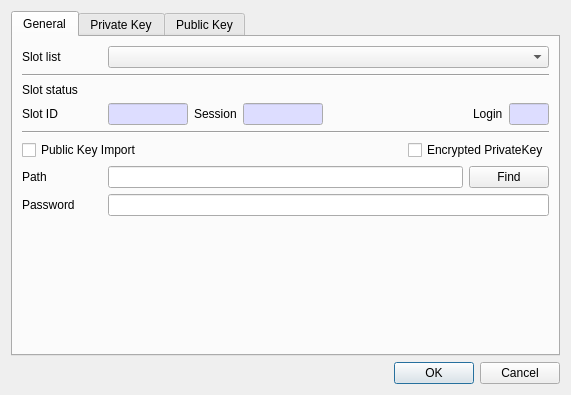
jykim74/CryptokiMan, file CryptokiMan/import_pri_key_dlg.ui: the form before one commit.
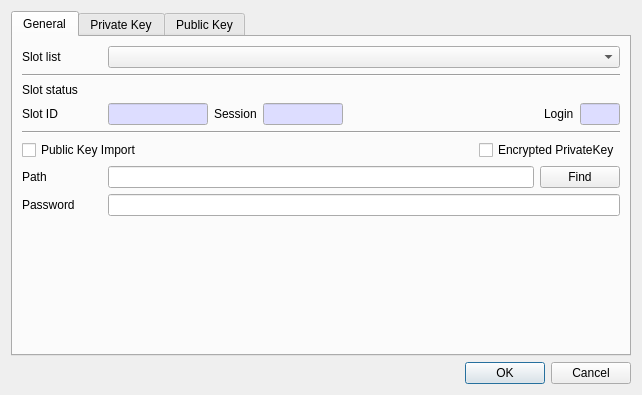
The form after the commit. The open tabs and pages were chosen to show the change.

Diff of the .ui file:
```diff
--- a/CryptokiMan/import_pri_key_dlg.ui
+++ b/CryptokiMan/import_pri_key_dlg.ui
@@ -6,7 +6,7 @@
    <rect>
     <x>0</x>
     <y>0</y>
-    <width>559</width>
+    <width>642</width>
     <height>395</height>
    </rect>
   </property>
@@ -197,7 +197,7 @@
           <widget class="QLineEdit" name="mSlotIDText">
            <property name="maximumSize">
             <size>
-             <width>80</width>
+             <width>100</width>
              <height>16777215</height>
             </size>
            </property>
```
Left out of the diff: 2 changed lines with no effect on the pictures.
